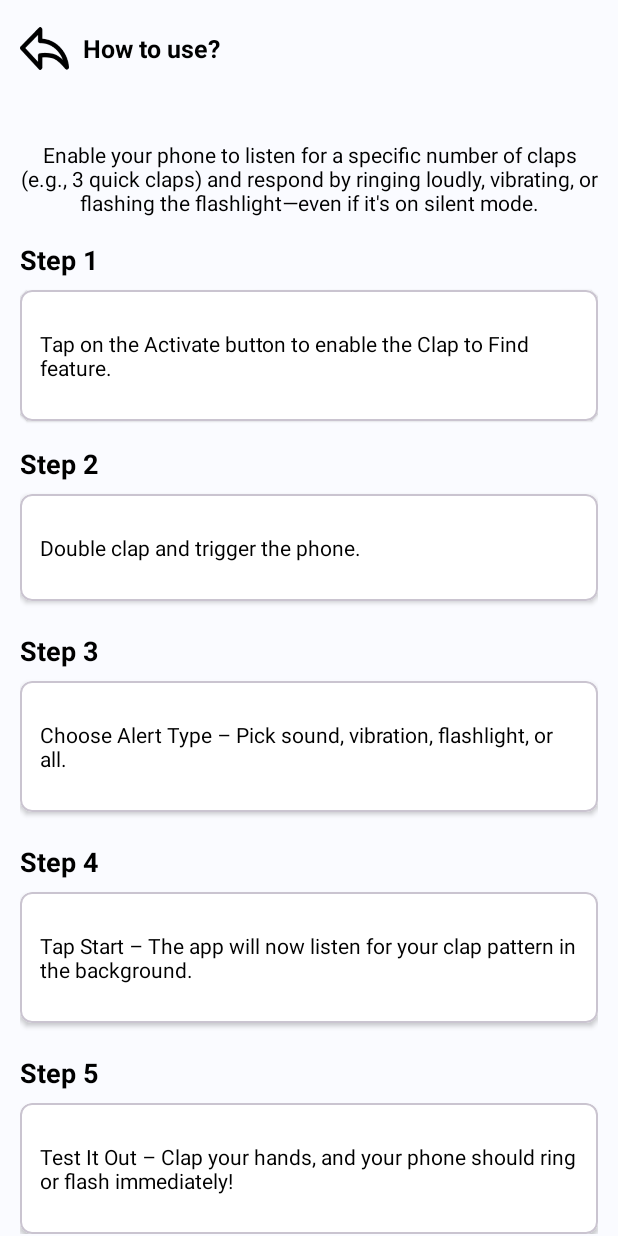
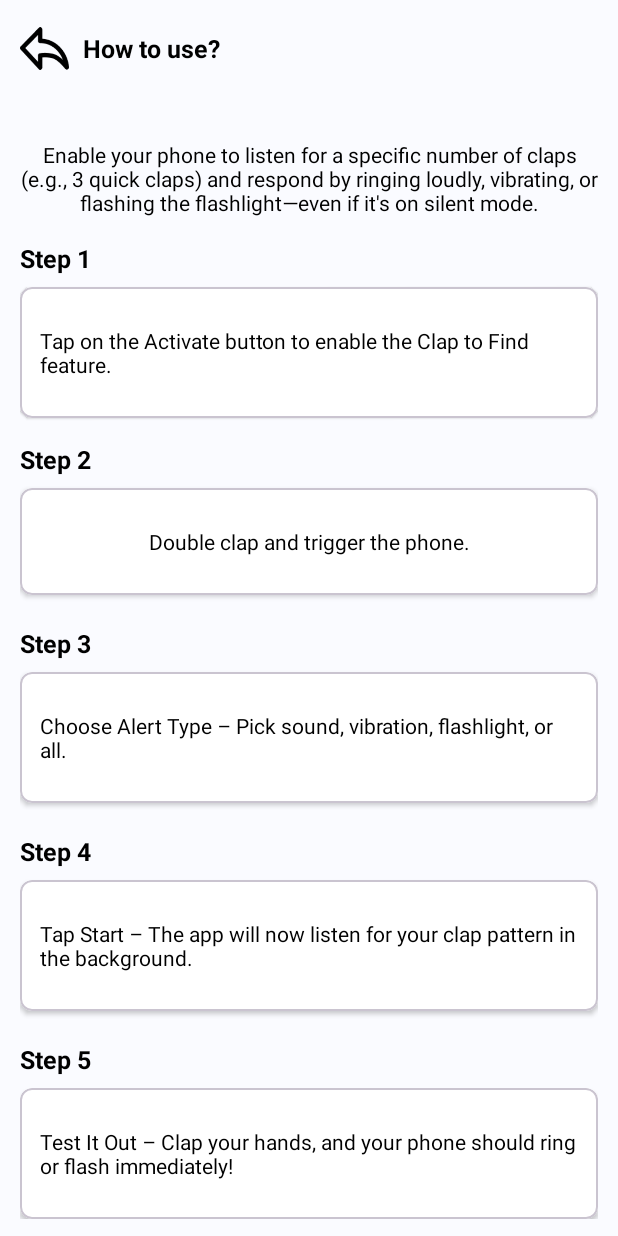
Before and after one commit to Mudassir-ops/Find-My-Phone, an Android app: the HowToUseFragment screen opened through its navigation route, on a phone screen of 412 x 824 dp. Run offline under Robolectric (Android 15) with nearby library versions, the phone set to English and light mode, and no system bars; our stand-ins replace Dagger/Hilt's generated code, sdp/ssp sizes; pictures from the network do not load; Roboto replaces fonts that are not available here.

Commit message:
** how To Use done

```diff
--- a/app/src/main/res/layout/fragment_how_to_use.xml
+++ b/app/src/main/res/layout/fragment_how_to_use.xml
@@ -43,7 +43,7 @@
                 android:layout_marginTop="16dp"
                 android:text="@string/step_1"
                 android:textColor="@android:color/black"
-                android:textSize="@dimen/_14ssp"
+                android:textSize="@dimen/_13ssp"
                 android:textStyle="bold"
                 app:layout_constraintStart_toStartOf="parent"
                 app:layout_constraintTop_toBottomOf="@+id/subTitle" />
@@ -83,7 +83,7 @@
                 android:layout_marginTop="16dp"
                 android:text="@string/step_2"
                 android:textColor="@android:color/black"
-                android:textSize="@dimen/_14ssp"
+                android:textSize="@dimen/_13ssp"
                 android:textStyle="bold"
                 app:layout_constraintStart_toStartOf="parent"
                 app:layout_constraintTop_toBottomOf="@id/step1Card" />
@@ -111,6 +111,7 @@
                         android:fontFamily="@font/hedvig_letters_sans"
                         android:paddingHorizontal="@dimen/_10sdp"
                         android:text="@string/double_clap_and_trigger_the_phone"
+                        android:textAlignment="center"
                         android:textColor="@android:color/black"
                         android:textSize="@dimen/_11ssp" />
 
@@ -124,7 +125,7 @@
                 android:layout_marginTop="@dimen/_16sdp"
                 android:text="@string/step_3"
                 android:textColor="@android:color/black"
-                android:textSize="@dimen/_14ssp"
+                android:textSize="@dimen/_13ssp"
                 android:textStyle="bold"
                 app:layout_constraintStart_toStartOf="parent"
                 app:layout_constraintTop_toBottomOf="@id/step2Card" />
@@ -165,7 +166,7 @@
                 android:layout_marginTop="@dimen/_16sdp"
                 android:text="@string/step_4"
                 android:textColor="@android:color/black"
-                android:textSize="@dimen/_14ssp"
+                android:textSize="@dimen/_13ssp"
                 android:textStyle="bold"
                 app:layout_constraintStart_toStartOf="parent"
                 app:layout_constraintTop_toBottomOf="@id/step3Card" />
@@ -206,7 +207,7 @@
                 android:layout_marginTop="@dimen/_16sdp"
                 android:text="@string/step_5"
                 android:textColor="@android:color/black"
-                android:textSize="@dimen/_14ssp"
+                android:textSize="@dimen/_13ssp"
                 android:textStyle="bold"
                 app:layout_constraintStart_toStartOf="parent"
                 app:layout_constraintTop_toBottomOf="@id/step4Card" />
```
